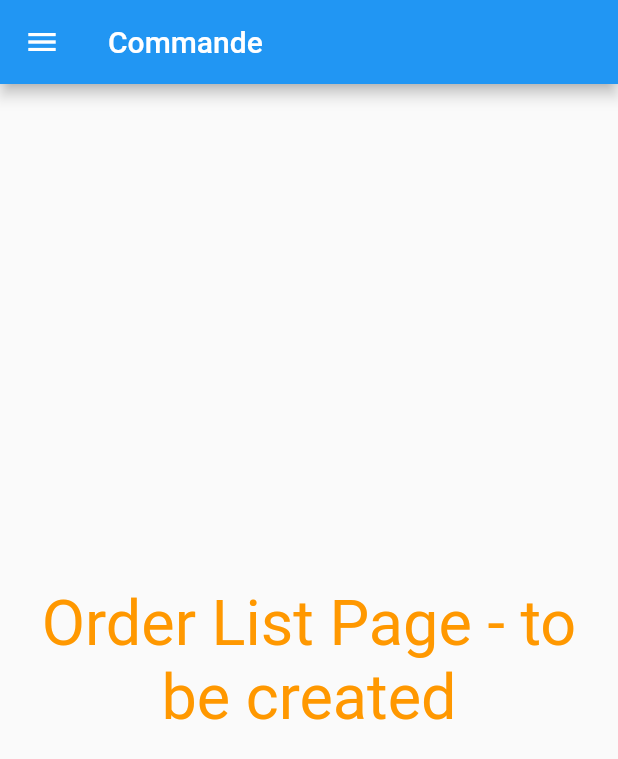
After one commit to Xuffasch/flutter_primeur, a Flutter app: the OrderListPage screen opened directly, on a phone screen of 412 x 824 dp. The commit adds this screen. Shown: the top 759 px of the screen. Run offline on Flutter 3.47's test engine with Material 2 defaults, Android fonts, the phone set to English and light mode, and no system bars; statements that could not run were skipped.

Commit message:
Restructure folders and implement Drawer widget

```diff
--- /dev/null
+++ b/primeur/lib/2a-Orders/orderListPage.dart
@@ -0,0 +1,36 @@
+import 'package:flutter/material.dart';
+import '../mainDrawer.dart';
+
+class OrderListPage extends StatefulWidget {
+  final String title;
+
+  OrderListPage({Key key, this.title}) : super(key: key);
+
+  @override
+  _OrderListPageState createState() => _OrderListPageState();
+}
+
+class _OrderListPageState extends State<OrderListPage> {
+  @override
+  Widget build(BuildContext context) {
+    return Scaffold(
+      drawer: MainDrawer(accountName: "Primeur", sourceScreen: "Order",),
+      appBar: AppBar(
+        title: Text(widget.title),
+      ),
+      body: Center(
+        child: Container(
+          child: Text(
+            "Order List Page - to be created",
+            textAlign: TextAlign.center,
+            style: TextStyle(
+              color: Colors.orange,
+              fontSize: 42,
+            )
+          ),
+        ),
+      ),
+    );
+
+  }
+}
```
Also changed, not shown: primeur/lib/0-Dashboard/homePage.dart (renamed from primeur/lib/Dashboard/homePage.dart, +3 -10 lines), primeur/lib/1-Clients/clientDetailPage.dart (renamed from primeur/lib/Clients/clientDetailPage.dart, +2 -9 lines), primeur/lib/1-Clients/clientListPage.dart (renamed from primeur/lib/Clients/clientListPage.dart, +2 -9 lines), primeur/lib/2b-Procurements/procurementListPage.dart (added, +36 -0 lines), primeur/lib/0-Dashboard/elements-client.dart (renamed from primeur/lib/Dashboard/elements-client.dart), primeur/lib/0-Dashboard/elements-order.dart (renamed from primeur/lib/Dashboard/elements-order.dart), primeur/lib/0-Dashboard/elements-procurement.dart (renamed from primeur/lib/Dashboard/elements-procurement.dart), primeur/lib/0-Dashboard/styles-dashboard.dart (renamed from primeur/lib/Dashboard/styles-dashboard.dart).
